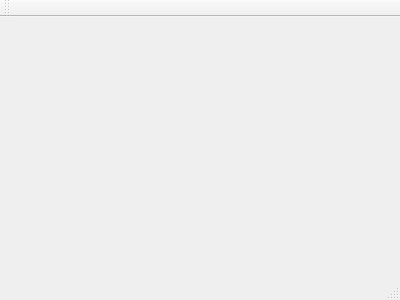
This is mainwindow.ui in ifconfig/besetzungsrechnerqt as Qt 5 draws it before an edit. The edited form follows.
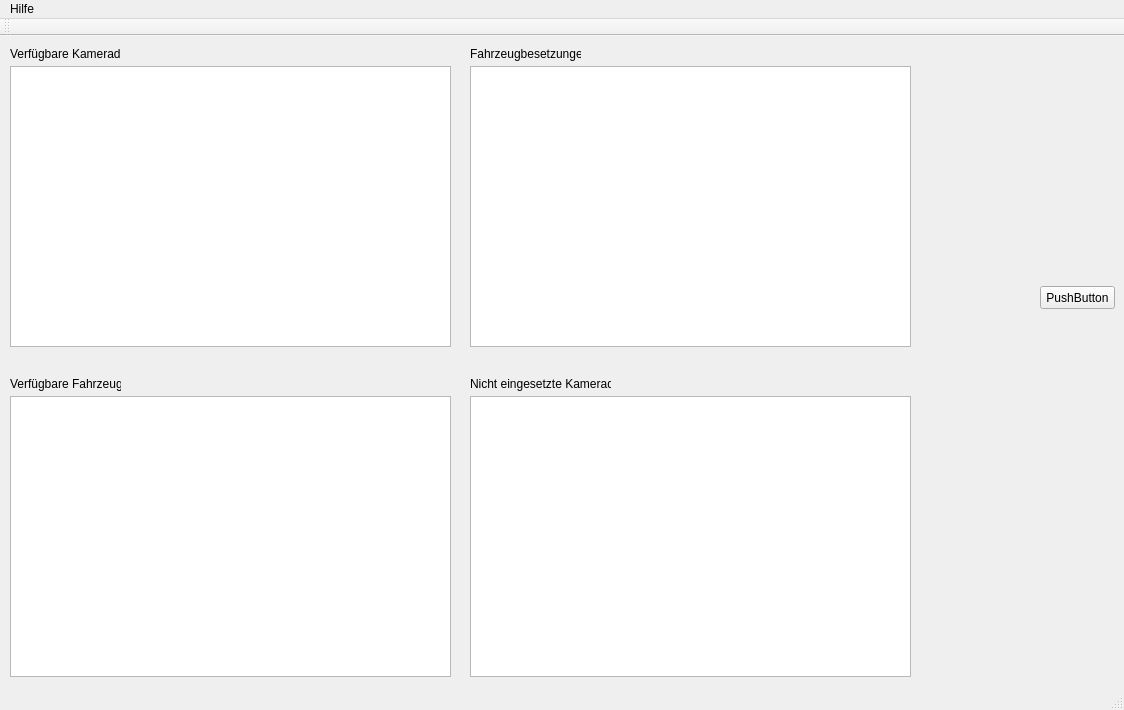
This is the edited form.

What changed in the file:
```diff
--- a/mainwindow.ui
+++ b/mainwindow.ui
@@ -1,24 +1,157 @@
 <ui version="4.0">
  <class>MainWindow</class>
- <widget class="QMainWindow" name="MainWindow" >
-  <property name="geometry" >
+ <widget class="QMainWindow" name="MainWindow">
+  <property name="geometry">
    <rect>
     <x>0</x>
     <y>0</y>
-    <width>400</width>
-    <height>300</height>
+    <width>1124</width>
+    <height>710</height>
    </rect>
   </property>
   <property name="windowTitle" >
    <string>MainWindow</string>
   </property>
-  <widget class="QMenuBar" name="menuBar" />
-  <widget class="QToolBar" name="mainToolBar" />
-  <widget class="QWidget" name="centralWidget" />
-  <widget class="QStatusBar" name="statusBar" />
+  <widget class="QWidget" name="centralWidget">
+   <widget class="QTableView" name="tableView">
+    <property name="geometry">
+     <rect>
+      <x>10</x>
+      <y>30</y>
+      <width>441</width>
+      <height>281</height>
+     </rect>
+    </property>
+   </widget>
+   <widget class="QLabel" name="label">
+    <property name="geometry">
+     <rect>
+      <x>10</x>
+      <y>10</y>
+      <width>111</width>
+      <height>16</height>
+     </rect>
+    </property>
+    <property name="text">
+     <string>Verfügbare Kameraden</string>
+    </property>
+   </widget>
+   <widget class="QTableView" name="tableView_2">
+    <property name="geometry">
+     <rect>
+      <x>470</x>
+      <y>30</y>
+      <width>441</width>
+      <height>281</height>
+     </rect>
+    </property>
+   </widget>
+   <widget class="QLabel" name="label_2">
+    <property name="geometry">
+     <rect>
+      <x>470</x>
+      <y>10</y>
+      <width>111</width>
+      <height>16</height>
+     </rect>
+    </property>
+    <property name="text">
+     <string>Fahrzeugbesetzungen</string>
+    </property>
+   </widget>
+   <widget class="QLabel" name="label_3">
+    <property name="geometry">
+     <rect>
+      <x>470</x>
+      <y>340</y>
+      <width>141</width>
+      <height>16</height>
+     </rect>
+    </property>
+    <property name="text">
+     <string>Nicht eingesetzte Kameraden</string>
+    </property>
+   </widget>
+   <widget class="QTableView" name="tableView_3">
+    <property name="geometry">
+     <rect>
+      <x>470</x>
+      <y>360</y>
+      <width>441</width>
+      <height>281</height>
+     </rect>
+    </property>
+   </widget>
+   <widget class="QTableView" name="tableView_4">
+    <property name="geometry">
+     <rect>
+      <x>10</x>
+      <y>360</y>
+      <width>441</width>
+      <height>281</height>
+     </rect>
+    </property>
+   </widget>
+   <widget class="QLabel" name="label_4">
+    <property name="geometry">
+     <rect>
+      <x>10</x>
+      <y>340</y>
+      <width>111</width>
+      <height>16</height>
+     </rect>
+    </property>
+    <property name="text">
+     <string>Verfügbare Fahrzeuge</string>
+    </property>
+   </widget>
+   <widget class="QPushButton" name="pushButton">
+    <property name="geometry">
+     <rect>
+      <x>1040</x>
+      <y>250</y>
+      <width>75</width>
+      <height>23</height>
+     </rect>
+    </property>
+    <property name="text">
+     <string>PushButton</string>
+    </property>
+   </widget>
+  </widget>
+  <widget class="QMenuBar" name="menuBar">
+   <property name="geometry">
+    <rect>
+     <x>0</x>
+     <y>0</y>
+     <width>1124</width>
+     <height>21</height>
+    </rect>
+   </property>
+   <widget class="QMenu" name="menuDatei">
+    <property name="title">
+     <string>Hilfe</string>
+    </property>
+    <addaction name="action_ber"/>
+   </widget>
+   <addaction name="menuDatei"/>
+  </widget>
+  <widget class="QToolBar" name="mainToolBar">
+   <attribute name="toolBarArea">
+    <enum>TopToolBarArea</enum>
+   </attribute>
+   <attribute name="toolBarBreak">
+    <bool>false</bool>
+   </attribute>
+  </widget>
+  <widget class="QStatusBar" name="statusBar"/>
+  <action name="action_ber">
+   <property name="text">
+    <string>Über BesetzungsrechnerQt ...</string>
+   </property>
+  </action>
  </widget>
- <layoutDefault spacing="6" margin="11" />
- <pixmapfunction></pixmapfunction>
+ <layoutdefault spacing="6" margin="11"/>
  <resources/>
  <connections/>
 </ui>
```
Left out of the diff: 3 changed lines with no effect on the pictures.
